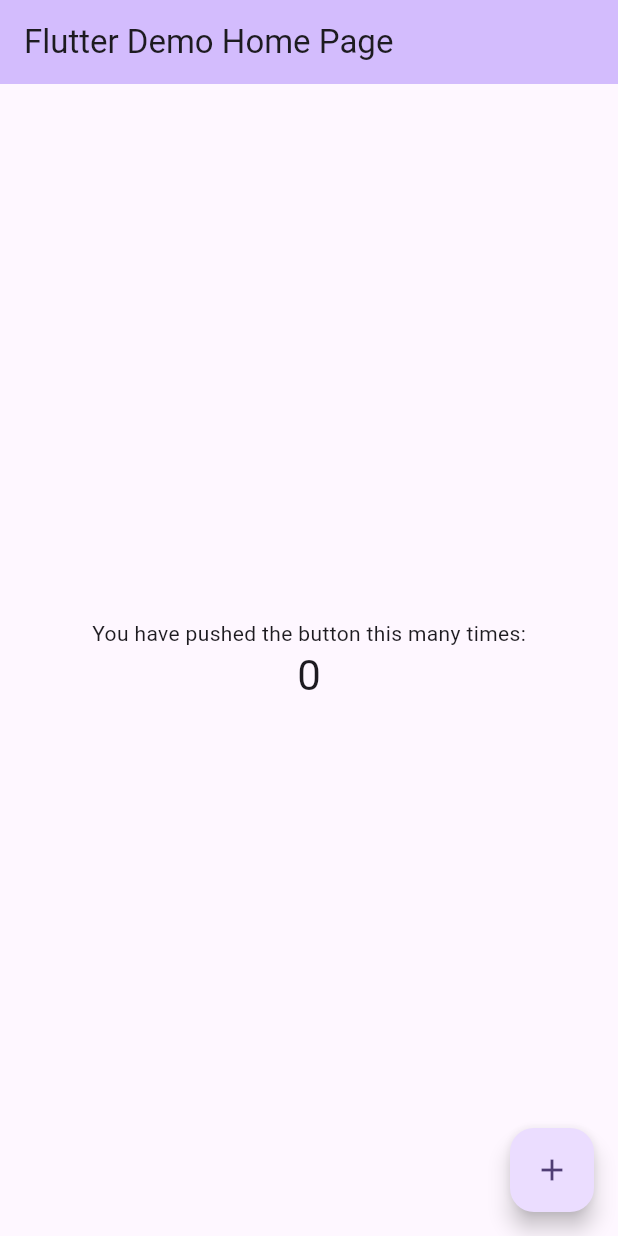
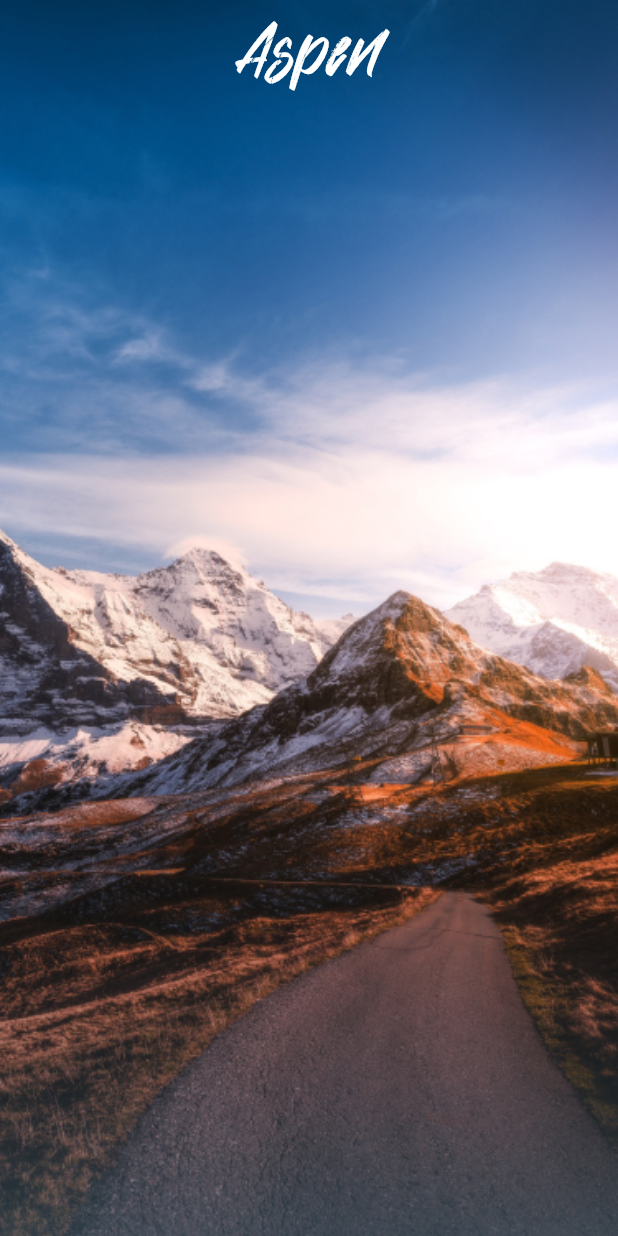
Before and after one commit to takiul-sumon/Travel-App, a Flutter app: the screen it shows after launch, on a phone screen of 412 x 824 dp. Run offline on Flutter 3.47's test engine with Material 3 defaults, Android fonts, the phone set to English and light mode, and no system bars.

Commit message:
Splash Screan

```diff
--- /dev/null
+++ b/lib/Splash_Screan.dart
@@ -0,0 +1,31 @@
+import 'package:flutter/material.dart';
+
+class Splash_Screan extends StatelessWidget {
+  const Splash_Screan({super.key});
+
+  @override
+  Widget build(BuildContext context) {
+    return Scaffold(
+      body: Container(
+        decoration: const BoxDecoration(
+          image: DecorationImage(
+            image: AssetImage('assets/photos/image1.jpg'),
+            fit: BoxFit.cover,
+          ),
+        ),
+        child: Column(
+          children: [
+            Align(
+              alignment: Alignment.center,
+              child: Text(
+                'Aspen',
+                style: TextStyle(
+                    fontSize: 50, color: Colors.white, fontFamily: 'Hiatus'),
+              ),
+            ),
+          ],
+        ),
+      ),
+    );
+  }
+}
--- a/lib/main.dart
+++ b/lib/main.dart
@@ -1,4 +1,5 @@
 import 'package:flutter/material.dart';
+import 'package:travel_app/Splash_Screan.dart';
 
 void main() {
   runApp(const MyApp());
@@ -12,114 +13,7 @@ class MyApp extends StatelessWidget {
   Widget build(BuildContext context) {
     return MaterialApp(
       title: 'Flutter Demo',
-      theme: ThemeData(
-        // This is the theme of your application.
-        //
-        // TRY THIS: Try running your application with "flutter run". You'll see
-        // the application has a purple toolbar. Then, without quitting the app,
-        // try changing the seedColor in the colorScheme below to Colors.green
-        // and then invoke "hot reload" (save your changes or press the "hot
-        // reload" button in a Flutter-supported IDE, or press "r" if you used
-        // the command line to start the app).
-        //
-        // Notice that the counter didn't reset back to zero; the application
-        // state is not lost during the reload. To reset the state, use hot
-        // restart instead.
-        //
-        // This works for code too, not just values: Most code changes can be
-        // tested with just a hot reload.
-        colorScheme: ColorScheme.fromSeed(seedColor: Colors.deepPurple),
-        useMaterial3: true,
-      ),
-      home: const MyHomePage(title: 'Flutter Demo Home Page'),
+      home: Splash_Screan(),
     );
   }
 }
-
-class MyHomePage extends StatefulWidget {
-  const MyHomePage({super.key, required this.title});
-
-  // This widget is the home page of your application. It is stateful, meaning
-  // that it has a State object (defined below) that contains fields that affect
-  // how it looks.
-
-  // This class is the configuration for the state. It holds the values (in this
-  // case the title) provided by the parent (in this case the App widget) and
-  // used by the build method of the State. Fields in a Widget subclass are
-  // always marked "final".
-
-  final String title;
-
-  @override
-  State<MyHomePage> createState() => _MyHomePageState();
-}
-
-class _MyHomePageState extends State<MyHomePage> {
-  int _counter = 0;
-
-  void _incrementCounter() {
-    setState(() {
-      // This call to setState tells the Flutter framework that something has
-      // changed in this State, which causes it to rerun the build method below
-      // so that the display can reflect the updated values. If we changed
-      // _counter without calling setState(), then the build method would not be
-      // called again, and so nothing would appear to happen.
-      _counter++;
-    });
-  }
-
-  @override
-  Widget build(BuildContext context) {
-    // This method is rerun every time setState is called, for instance as done
-    // by the _incrementCounter method above.
-    //
-    // The Flutter framework has been optimized to make rerunning build methods
-    // fast, so that you can just rebuild anything that needs updating rather
-    // than having to individually change instances of widgets.
-    return Scaffold(
-      appBar: AppBar(
-        // TRY THIS: Try changing the color here to a specific color (to
-        // Colors.amber, perhaps?) and trigger a hot reload to see the AppBar
-        // change color while the other colors stay the same.
-        backgroundColor: Theme.of(context).colorScheme.inversePrimary,
-        // Here we take the value from the MyHomePage object that was created by
-        // the App.build method, and use it to set our appbar title.
-        title: Text(widget.title),
-      ),
-      body: Center(
-        // Center is a layout widget. It takes a single child and positions it
-        // in the middle of the parent.
-        child: Column(
-          // Column is also a layout widget. It takes a list of children and
-          // arranges them vertically. By default, it sizes itself to fit its
-          // children horizontally, and tries to be as tall as its parent.
-          //
-          // Column has various properties to control how it sizes itself and
-          // how it positions its children. Here we use mainAxisAlignment to
-          // center the children vertically; the main axis here is the vertical
-          // axis because Columns are vertical (the cross axis would be
-          // horizontal).
-          //
-          // TRY THIS: Invoke "debug painting" (choose the "Toggle Debug Paint"
-          // action in the IDE, or press "p" in the console), to see the
-          // wireframe for each widget.
-          mainAxisAlignment: MainAxisAlignment.center,
-          children: <Widget>[
-            const Text(
-              'You have pushed the button this many times:',
-            ),
-            Text(
-              '$_counter',
-              style: Theme.of(context).textTheme.headlineMedium,
-            ),
-          ],
-        ),
-      ),
-      floatingActionButton: FloatingActionButton(
-        onPressed: _incrementCounter,
-        tooltip: 'Increment',
-        child: const Icon(Icons.add),
-      ), // This trailing comma makes auto-formatting nicer for build methods.
-    );
-  }
-}
```
Also changed, not shown: pubspec.yaml (+8 -9 lines), assets/fonts/Hiatus.ttf (added), assets/photos/image1.jpg (added).
